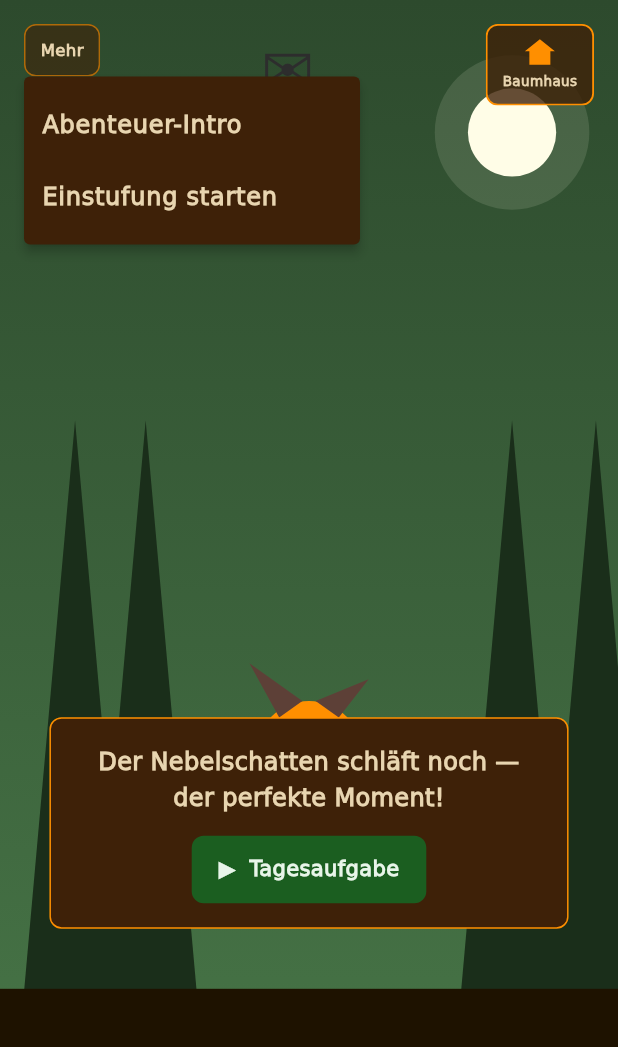
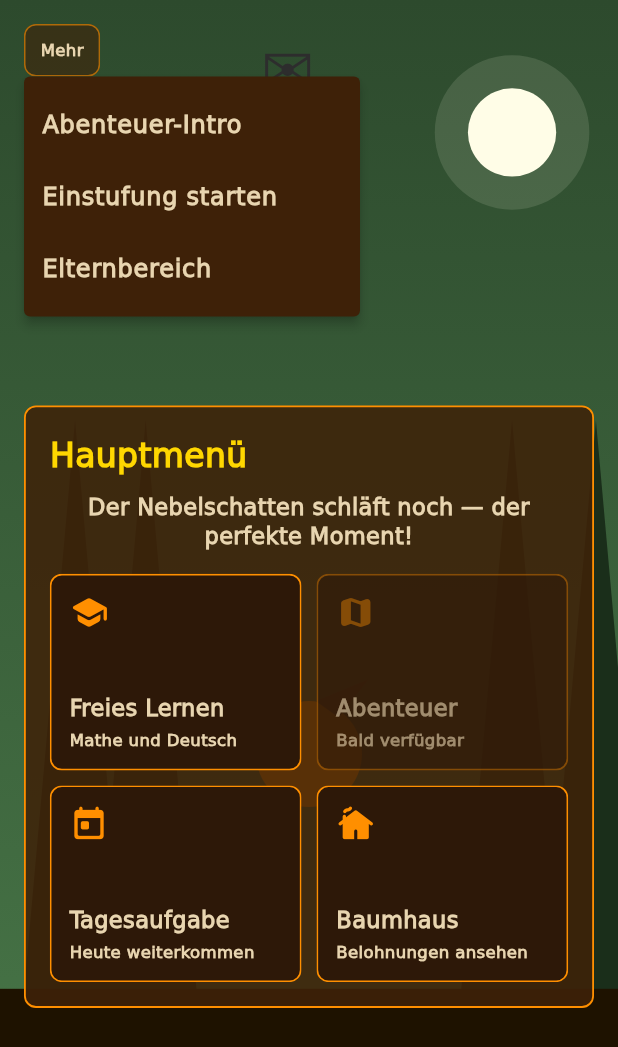
Before and after one commit to md-kks/lernfuchs, a Flutter app: the screen it shows after launch, after a tap on "Mehr", on a phone screen of 412 x 824 dp. Shown: the top 1047 px of the screen. Run offline on Flutter 3.47's test engine with Material 3 defaults, Android fonts, the phone set to English and light mode, and no system bars; our stand-ins replace audioplayers, flutter_riverpod, flutter_tts, go_router, shared_preferences, yaml; missing offline and left inert: flame.

Commit message:
Make home screen primary menu

```diff
--- a/lib/features/home/home_screen.dart
+++ b/lib/features/home/home_screen.dart
@@ -111,44 +111,46 @@ class _HomeScreenState extends ConsumerState<HomeScreen>
               SafeArea(
                 child: Stack(
                   children: [
-                    if (!_playedToday && config != null)
                     Align(
-                        alignment: const Alignment(0, 0.40),
-                        child: _HomePanel(
-                          text: config.narrativeText,
+                      alignment: const Alignment(0, 0.28),
+                      child: _MainMenuPanel(
+                        narrativeText: _gameCompleted && _playedToday
+                            ? 'Der Flüsterwald ist für immer in Sicherheit.'
+                            : _playedToday
+                            ? 'Heute erledigt. Du kannst frei weiterlernen.'
+                            : config?.narrativeText ??
+                                  'Was möchtest du heute machen?',
                         streak: _streak,
+                        gameCompleted: _gameCompleted,
+                        gameWorldEnabled: FeatureFlags.enableGameWorld,
+                        onFreePractice: () =>
+                            context.push('/home/freies-ueben'),
+                        onAdventure: FeatureFlags.enableGameWorld
+                            ? () => Navigator.push(
+                                context,
+                                MaterialPageRoute(
+                                  builder: (_) => const WorldMapScreen(),
+                                ),
+                              )
+                            : null,
                         onDaily: () => Navigator.push(
                           context,
                           MaterialPageRoute(
                             builder: (_) => const DailyTaskScreen(),
                           ),
                         ).then((_) => _load()),
+                        onBaumhaus: () => Navigator.push(
+                          context,
+                          MaterialPageRoute(
+                            builder: (_) => const BaumhausScreen(),
+                          ),
+                        ),
                       ),
                     ),
                     if (_playedToday)
                       const Align(
                         alignment: Alignment(0.7, -0.72),
                         child: _DoneBadge(),
-                      ),
-                    if (_gameCompleted && _playedToday)
-                      const Align(
-                        alignment: Alignment(0, 0.42),
-                        child: _CompletedCampaignPanel(),
-                      ),
-                    if (FeatureFlags.enableGameWorld)
-                      Align(
-                        alignment: const Alignment(0, 0.88),
-                        child: _HomeButton(
-                          text: _gameCompleted
-                              ? 'Erinnerungen →'
-                              : 'Flüsterwald erkunden →',
-                          onTap: () => Navigator.push(
-                            context,
-                            MaterialPageRoute(
-                              builder: (_) => const WorldMapScreen(),
-                            ),
-                          ),
-                        ),
                       ),
                     if (_expeditionAvailable)
                       Positioned(
@@ -175,18 +177,7 @@ class _HomeScreenState extends ConsumerState<HomeScreen>
                         onIntro: () => context.push('/onboarding/child'),
                         onPlacement: () =>
                             context.push('/onboarding/placement'),
-                      ),
-                    ),
-                    Positioned(
-                      top: 16,
-                      right: 16,
-                      child: _BaumhausButton(
-                        onTap: () => Navigator.push(
-                          context,
-                          MaterialPageRoute(
-                            builder: (_) => const BaumhausScreen(),
-                          ),
-                        ),
+                        onParent: () => context.push('/parent'),
                       ),
                     ),
                   ],
@@ -200,26 +191,180 @@ class _HomeScreenState extends ConsumerState<HomeScreen>
   }
 }
 
-class _CompletedCampaignPanel extends StatelessWidget {
-  const _CompletedCampaignPanel();
+class _MainMenuPanel extends StatelessWidget {
+  final String narrativeText;
+  final int streak;
+  final bool gameCompleted;
+  final bool gameWorldEnabled;
+  final VoidCallback onFreePractice;
+  final VoidCallback? onAdventure;
+  final VoidCallback onDaily;
+  final VoidCallback onBaumhaus;
+
+  const _MainMenuPanel({
+    required this.narrativeText,
+    required this.streak,
+    required this.gameCompleted,
+    required this.gameWorldEnabled,
+    required this.onFreePractice,
+    required this.onAdventure,
+    required this.onDaily,
+    required this.onBaumhaus,
+  });
 
   @override
   Widget build(BuildContext context) {
     return Container(
-      margin: const EdgeInsets.symmetric(horizontal: 18),
-      padding: const EdgeInsets.all(14),
+      width: math.min(MediaQuery.of(context).size.width - 32, 520),
+      margin: const EdgeInsets.symmetric(horizontal: 16),
+      padding: const EdgeInsets.all(16),
       decoration: BoxDecoration(
         color: const Color(0xDD3E2108),
-        border: Border.all(color: const Color(0xFFFFD700), width: 1.2),
+        border: Border.all(color: const Color(0xFFFF8F00), width: 1.2),
         borderRadius: BorderRadius.circular(8),
       ),
-      child: const Text(
-        'Der Flüsterwald ist für immer in Sicherheit.\nFino ist so stolz auf dich - und ich auch.',
+      child: Column(
+        mainAxisSize: MainAxisSize.min,
+        children: [
+          Row(
+            children: [
+              const Expanded(
+                child: Text(
+                  'Hauptmenü',
+                  style: TextStyle(
+                    color: Color(0xFFFFD700),
+                    fontSize: 22,
+                    fontWeight: FontWeight.w900,
+                  ),
+                ),
+              ),
+              if (streak >= 2)
+                Text(
+                  '$streak Tage',
+                  style: const TextStyle(
+                    color: Color(0xFFFF8F00),
+                    fontWeight: FontWeight.bold,
+                  ),
+                ),
+            ],
+          ),
+          const SizedBox(height: 8),
+          Text(
+            narrativeText,
             textAlign: TextAlign.center,
+            style: const TextStyle(
+              color: Color(0xFFE8D5B0),
+              fontSize: 15,
+              fontWeight: FontWeight.w600,
+              height: 1.25,
+            ),
+          ),
+          const SizedBox(height: 16),
+          GridView.count(
+            crossAxisCount: MediaQuery.of(context).size.width >= 520 ? 4 : 2,
+            shrinkWrap: true,
+            physics: const NeverScrollableScrollPhysics(),
+            mainAxisSpacing: 10,
+            crossAxisSpacing: 10,
+            childAspectRatio: 1.28,
+            children: [
+              _MainMenuTile(
+                title: 'Freies Lernen',
+                subtitle: 'Mathe und Deutsch',
+                icon: Icons.school_rounded,
+                onTap: onFreePractice,
+              ),
+              _MainMenuTile(
+                title: gameCompleted ? 'Erinnerungen' : 'Abenteuer',
+                subtitle: gameWorldEnabled
+                    ? 'Flüsterwald erkunden'
+                    : 'Bald verfügbar',
+                icon: Icons.map_rounded,
+                enabled: gameWorldEnabled,
+                onTap: onAdventure,
+              ),
+              _MainMenuTile(
+                title: 'Tagesaufgabe',
+                subtitle: 'Heute weiterkommen',
+                icon: Icons.today_rounded,
+                onTap: onDaily,
+              ),
+              _MainMenuTile(
+                title: 'Baumhaus',
+                subtitle: 'Belohnungen ansehen',
+                icon: Icons.cottage_rounded,
+                onTap: onBaumhaus,
+              ),
+            ],
+          ),
+        ],
+      ),
+    );
+  }
+}
+
+class _MainMenuTile extends StatelessWidget {
+  final String title;
+  final String subtitle;
+  final IconData icon;
+  final VoidCallback? onTap;
+  final bool enabled;
+
+  const _MainMenuTile({
+    required this.title,
+    required this.subtitle,
+    required this.icon,
+    required this.onTap,
+    this.enabled = true,
+  });
+
+  @override
+  Widget build(BuildContext context) {
+    final foreground = enabled
+        ? const Color(0xFFE8D5B0)
+        : const Color(0x99E8D5B0);
+    final accent = enabled ? const Color(0xFFFF8F00) : const Color(0x66FF8F00);
+    return Material(
+      color: Colors.transparent,
+      child: InkWell(
+        onTap: enabled ? onTap : null,
+        borderRadius: BorderRadius.circular(8),
+        child: Ink(
+          padding: const EdgeInsets.all(12),
+          decoration: BoxDecoration(
+            color: enabled ? const Color(0xFF2D1808) : const Color(0x992D1808),
+            border: Border.all(color: accent, width: 1.1),
+            borderRadius: BorderRadius.circular(8),
+          ),
+          child: Column(
+            crossAxisAlignment: CrossAxisAlignment.start,
+            children: [
+              Icon(icon, color: accent, size: 26),
+              const Spacer(),
+              Text(
+                title,
+                maxLines: 1,
+                overflow: TextOverflow.ellipsis,
                 style: TextStyle(
-          color: Color(0xFFE8D5B0),
-          fontWeight: FontWeight.w800,
+                  color: foreground,
+                  fontWeight: FontWeight.w900,
                   fontSize: 15,
+                ),
+              ),
+              const SizedBox(height: 3),
+              Text(
+                subtitle,
+                maxLines: 2,
+                overflow: TextOverflow.ellipsis,
+                style: TextStyle(
+                  color: foreground,
+                  fontSize: 11,
+                  fontWeight: FontWeight.w600,
+                  height: 1.15,
+                ),
+              ),
+            ],
+          ),
         ),
       ),
     );
@@ -252,13 +397,18 @@ class _GoldenSparklePainter extends CustomPainter {
       oldDelegate.t != t;
 }
 
-enum _MoreHomeAction { intro, placement }
+enum _MoreHomeAction { intro, placement, parent }
 
 class _MoreHomeMenuButton extends StatelessWidget {
   final VoidCallback onIntro;
   final VoidCallback onPlacement;
+  final VoidCallback onParent;
 
-  const _MoreHomeMenuButton({required this.onIntro, required this.onPlacement});
+  const _MoreHomeMenuButton({
+    required this.onIntro,
+    required this.onPlacement,
+    required this.onParent,
+  });
 
   @override
   Widget build(BuildContext context) {
@@ -274,6 +424,9 @@ class _MoreHomeMenuButton extends StatelessWidget {
           case _MoreHomeAction.placement:
             onPlacement();
             break;
+          case _MoreHomeAction.parent:
+            onParent();
+            break;
         }
       },
       itemBuilder: (context) => const [
@@ -288,6 +441,13 @@ class _MoreHomeMenuButton extends StatelessWidget {
           value: _MoreHomeAction.placement,
           child: Text(
             'Einstufung starten',
+            style: TextStyle(color: Color(0xFFE8D5B0)),
+          ),
+        ),
+        PopupMenuItem(
+          value: _MoreHomeAction.parent,
+          child: Text(
+            'Elternbereich',
             style: TextStyle(color: Color(0xFFE8D5B0)),
           ),
         ),
@@ -313,71 +473,6 @@ class _MoreHomeMenuButton extends StatelessWidget {
       ),
     );
   }
-}
-
-class _BaumhausButton extends StatelessWidget {
-  final VoidCallback onTap;
-
-  const _BaumhausButton({required this.onTap});
-
-  @override
-  Widget build(BuildContext context) {
-    return Material(
-      color: Colors.transparent,
-      child: InkWell(
-        onTap: onTap,
-        borderRadius: BorderRadius.circular(8),
-        child: Ink(
-          padding: const EdgeInsets.symmetric(horizontal: 10, vertical: 8),
-          decoration: BoxDecoration(
-            color: const Color(0xCC3E2108),
-            border: Border.all(color: const Color(0xFFFF8F00), width: 1.2),
-            borderRadius: BorderRadius.circular(8),
-          ),
-          child: Column(
-            mainAxisSize: MainAxisSize.min,
-            children: [
-              CustomPaint(
-                size: const Size(24, 20),
-                painter: _HouseIconPainter(),
-              ),
-              const SizedBox(height: 2),
-              const Text(
-                'Baumhaus',
-                style: TextStyle(
-                  color: Color(0xFFE8D5B0),
-                  fontSize: 9,
-                  fontWeight: FontWeight.bold,
-                ),
-              ),
-            ],
-          ),
-        ),
-      ),
-    );
-  }
-}
-
-class _HouseIconPainter extends CustomPainter {
-  @override
-  void paint(Canvas canvas, Size size) {
-    final paint = Paint()..color = const Color(0xFFFF8F00);
-    canvas.drawPath(
-      Path()
-        ..moveTo(size.width / 2, 1)
-        ..lineTo(size.width - 2, size.height * 0.45)
-        ..lineTo(size.width - 5, size.height * 0.45)
-        ..lineTo(size.width - 5, size.height - 2)
-        ..lineTo(5, size.height - 2)
-        ..lineTo(5, size.height * 0.45)
-        ..lineTo(2, size.height * 0.45)
-        ..close(),
-      paint,
-    );
-  }
-
-  @override
-  bool shouldRepaint(covariant _HouseIconPainter oldDelegate) => false;
 }
 
 class _HomeForestPainter extends CustomPainter {
@@ -455,58 +550,6 @@ class _HomeForestPainter extends CustomPainter {
       oldDelegate.t != t || oldDelegate.playedToday != playedToday;
 }
 
-class _HomePanel extends StatelessWidget {
-  final String text;
-  final int streak;
-  final VoidCallback onDaily;
-
-  const _HomePanel({
-    required this.text,
-    required this.streak,
-    required this.onDaily,
-  });
-
-  @override
-  Widget build(BuildContext context) {
-    return Container(
-      width: MediaQuery.of(context).size.width * 0.84,
-      padding: const EdgeInsets.all(16),
-      decoration: BoxDecoration(
-        color: const Color(0xFF3E2108),
-        borderRadius: BorderRadius.circular(8),
-        border: Border.all(color: const Color(0xFFFF8F00)),
-      ),
-      child: Column(
-        mainAxisSize: MainAxisSize.min,
-        children: [
-          if (streak >= 2)
-            Align(
-              alignment: Alignment.centerRight,
-              child: Text(
-                '🔥 $streak Tage',
-                style: const TextStyle(
-                  color: Color(0xFFFF8F00),
-                  fontWeight: FontWeight.bold,
-                ),
-              ),
-            ),
-          Text(
-            text,
-            textAlign: TextAlign.center,
-            style: const TextStyle(
-              color: Color(0xFFE8D5B0),
-              fontSize: 16,
-              fontWeight: FontWeight.w600,
-            ),
-          ),
-          const SizedBox(height: 14),
-          _HomeButton(text: '▶  Tagesaufgabe', onTap: onDaily),
-        ],
-      ),
-    );
-  }
-}
-
 class _DoneBadge extends StatelessWidget {
   const _DoneBadge();
 
@@ -526,32 +569,3 @@ class _DoneBadge extends StatelessWidget {
     );
   }
 }
-
-class _HomeButton extends StatelessWidget {
-  final String text;
-  final VoidCallback onTap;
-
-  const _HomeButton({required this.text, required this.onTap});
-
-  @override
-  Widget build(BuildContext context) {
-    return Material(
-      color: const Color(0xFF1B5E20),
-      borderRadius: BorderRadius.circular(8),
-      child: InkWell(
-        borderRadius: BorderRadius.circular(8),
-        onTap: onTap,
-        child: Padding(
-          padding: const EdgeInsets.symmetric(horizontal: 18, vertical: 12),
-          child: Text(
-            text,
-            style: const TextStyle(
-              color: Color(0xFFE8F5E9),
-              fontWeight: FontWeight.bold,
-            ),
-          ),
-        ),
-      ),
-    );
-  }
-}
```
Also changed, not shown: 1 other file. Lines whose indentation alone changed are shown as unchanged.
